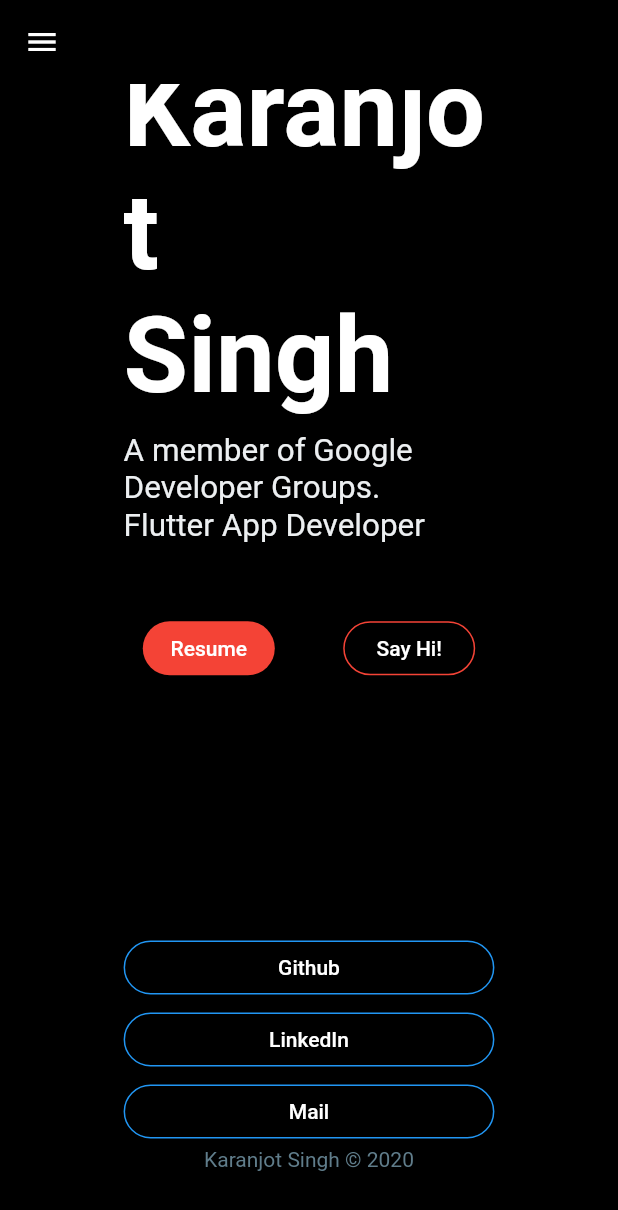
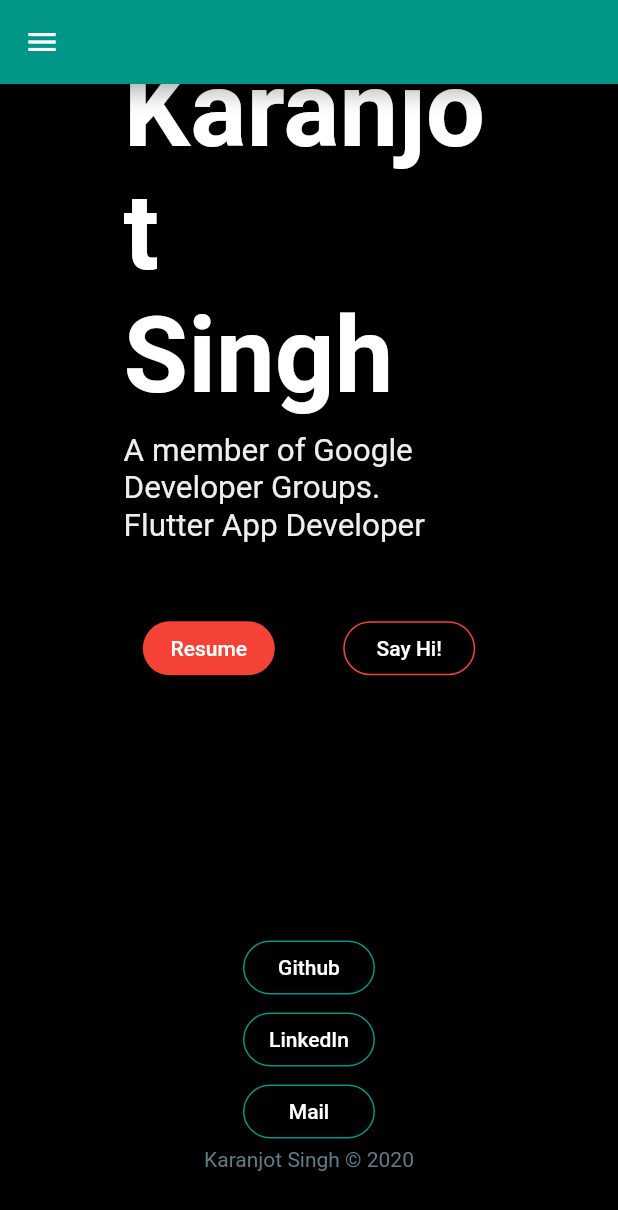
Before and after one commit to Karanjot-singh/portfolio, a Flutter app: the screen it shows after launch, scrolled down 576 dp, on a phone screen of 412 x 824 dp. Shown: the top 1210 px of the screen. Run offline on Flutter 3.47's test engine with Material 2 defaults, Android fonts, the phone set to English and light mode, and no system bars; missing offline and left inert: dart:html; Roboto replaces fonts that are missing (Montserrat-Bold).

Commit message:
version 1

```diff
--- a/lib/profile_page.dart
+++ b/lib/profile_page.dart
@@ -33,8 +33,8 @@ class ProfilePage extends StatelessWidget {
       largeScreen: Scaffold(
         backgroundColor: Colors.black,
         appBar: AppBar(
-          elevation: 0.0,
-          backgroundColor: Colors.black,
+          elevation: 5.0,
+          backgroundColor: Colors.teal,
         ),
         //if mobile:
         drawer: ResponsiveWidget.isSmallScreen(context)
@@ -145,7 +145,9 @@ class NavButton extends StatelessWidget {
 
   @override
   Widget build(BuildContext context) {
-    return OutlineButton(
+    return Column(
+      children: [
+        OutlineButton(
           child:
           Text(text),
           borderSide: BorderSide(
@@ -154,6 +156,16 @@ class NavButton extends StatelessWidget {
           shape: StadiumBorder(),
           onPressed: onPressed,
           highlightedBorderColor: Colors.blueGrey[50],
+        ),
+        // SizedBox(
+        //     width:ResponsiveWidget.isSmallScreen(context)
+        //     ? MediaQuery.of(context).size.height * 0.05:null,
+        //   ),
+        //   SizedBox(
+        //     height:ResponsiveWidget.isSmallScreen(context)
+        //     ?null: MediaQuery.of(context).size.width * 0.05,
+        //   ),
+      ],
     );
   }
 }
@@ -266,12 +278,13 @@ class ProfileInfo extends StatelessWidget {
 class SocialInfo extends StatelessWidget {
   List<Widget> socialMediaWidgets() {
     return [
+
       NavButton(
         text: "Github",
         onPressed: () {
           html.window.open("https://github.com/Karanjot-singh", "Git");
         },
-        color: Colors.blue,
+        color: Colors.teal,
         imgURL: "GIT.png",
       ),
       NavButton(
@@ -279,7 +292,7 @@ class SocialInfo extends StatelessWidget {
         onPressed: () {
           html.window.open("https://www.linkedin.com/in/karanjot-singh-/", "LinkedIn");
         },
-        color: Colors.blue,
+        color: Colors.teal,
         imgURL: "linked.png",
 
       ),
@@ -288,7 +301,7 @@ class SocialInfo extends StatelessWidget {
         onPressed: () {
           html.window.open("mailto.karanjot19050@iiitd.ac.in", "Fb");
         },
-        color: Colors.blue,
+        color: Colors.teal,
         imgURL: "mail.png",
 
       ),
```
Lines whose indentation alone changed are shown as unchanged.
